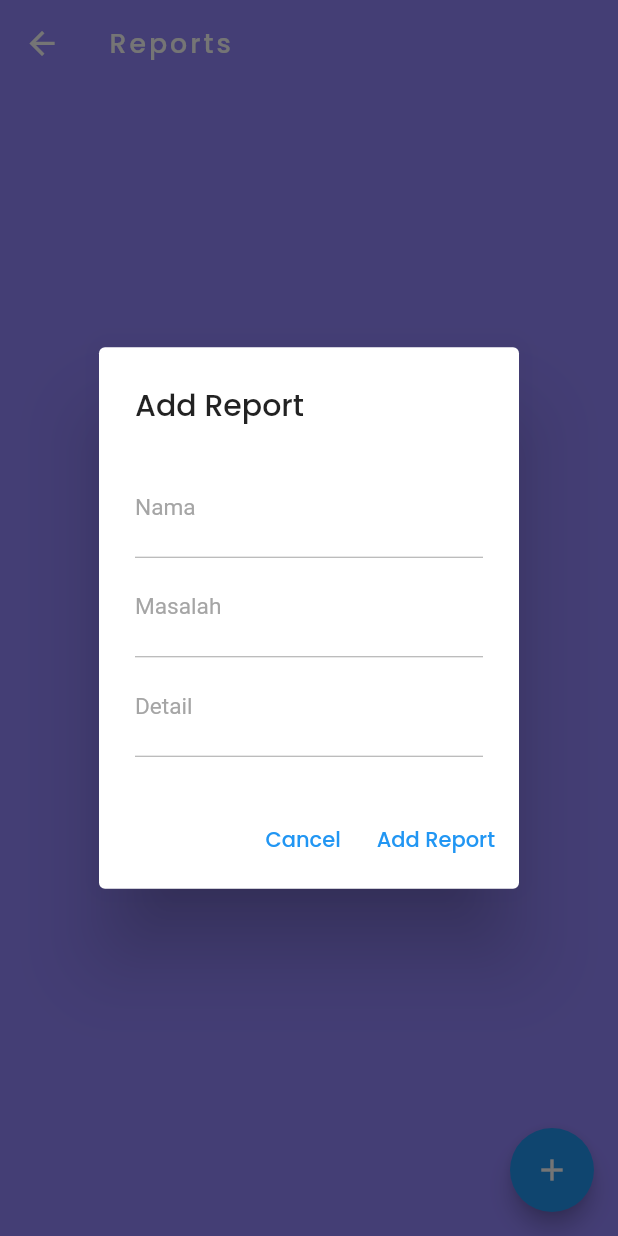
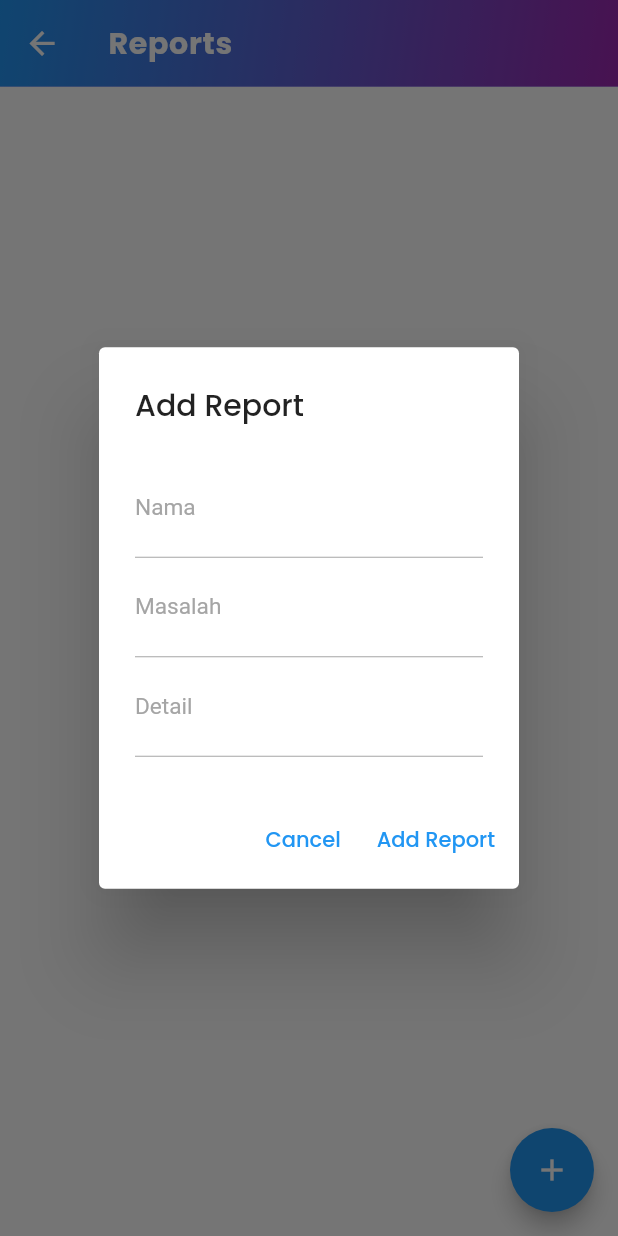
Before and after one commit to zidisw/BiKing_app, a Flutter app: the ReportScreen screen opened by its route, after a tap on the "add" icon, on a phone screen of 412 x 824 dp. Run offline on Flutter 3.47's test engine with Material 2 defaults, Android fonts, the phone set to English and light mode, and no system bars; our stand-ins replace cloud_firestore, curved_navigation_bar, firebase_core, google_fonts, sizer; accounts and stored records are empty.

Commit message:
added basic design to the screen, wrapped each reports in box containers

```diff
--- a/lib/screens/detail_report_screen/detail_report_screen_TEST.dart
+++ b/lib/screens/detail_report_screen/detail_report_screen_TEST.dart
@@ -31,14 +31,17 @@ class _ReportScreenState extends State<ReportScreen> {
               TextField(
                 controller: _masalahController,
                 decoration: InputDecoration(labelText: namaLabel),
+                style: TextStyle(color: Colors.black),
               ),
               TextField(
                 controller: _detailController,
                 decoration: InputDecoration(labelText: masalahLabel),
+                style: TextStyle(color: Colors.black),
               ),
               TextField(
                 controller: _namaController,
                 decoration: InputDecoration(labelText: detailLabel),
+                style: TextStyle(color: Colors.black),
               ),
             ],
           ),
@@ -104,9 +107,28 @@ class _ReportScreenState extends State<ReportScreen> {
   @override
   Widget build(BuildContext context) {
     return Scaffold(
+      backgroundColor: Colors.white,
       appBar: AppBar(
-        title: Text('Reports'),
+        flexibleSpace: Container(
+          decoration: BoxDecoration(
+            gradient: LinearGradient(
+              begin: Alignment.topLeft,
+              end: Alignment.bottomRight,
+              colors: [
+                Colors.blue,
+                Colors.purple,
+              ],
             ),
+          ),
+        ),
+        title: Text('Reports',
+          style: TextStyle(
+              fontFamily: 'Poppins',
+              fontSize: 20,
+              fontWeight: FontWeight.w700,
+              letterSpacing: 0.5)),
+      ),
+
       body: StreamBuilder<QuerySnapshot>(
         stream: FirebaseFirestore.instance.collection('report').snapshots(),
         builder: (BuildContext context, AsyncSnapshot<QuerySnapshot> snapshot) {
@@ -126,19 +148,36 @@ class _ReportScreenState extends State<ReportScreen> {
               final report = reports[index];
               final data = report.data() as Map<String, dynamic>;
 
-              return ListTile(
-                title: Text(data['Nama']),
+              return Container(
+                margin: EdgeInsets.all(8.0),
+                decoration: BoxDecoration(
+                  color: Colors.white,
+                  borderRadius: BorderRadius.circular(10.0),
+                  border: Border.all(color: Colors.black),
+                ),
+                child: ListTile(
+                  title: Text(
+                    data['Nama'],
+                    style: TextStyle(color: Colors.black),
+                  ),
                   subtitle: Column(
                     crossAxisAlignment: CrossAxisAlignment.start,
                     children: [
-                    Text(data['Masalah']),
-                    Text(data['Detail']),
+                      Text(
+                        data['Masalah'],
+                        style: TextStyle(color: Colors.black),
+                      ),
+                      Text(
+                        data['Detail'],
+                        style: TextStyle(color: Colors.black),
+                      ),
                     ],
                   ),
                   onTap: () {
                     selectedDocumentId = report.id;
                     _showAddEditDialog(isEditing: true);
                   },
+                ),
               );
             },
           );
```
Lines whose indentation alone changed are shown as unchanged.
